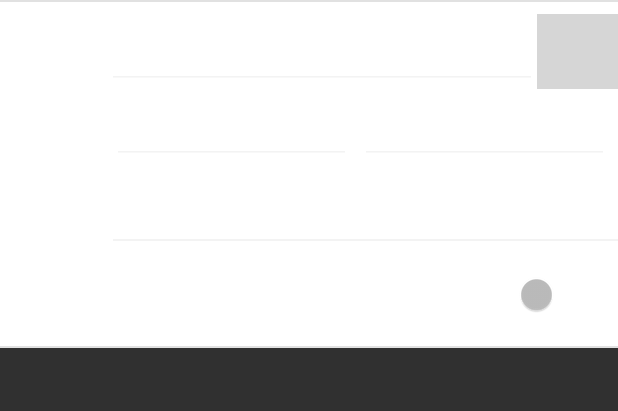
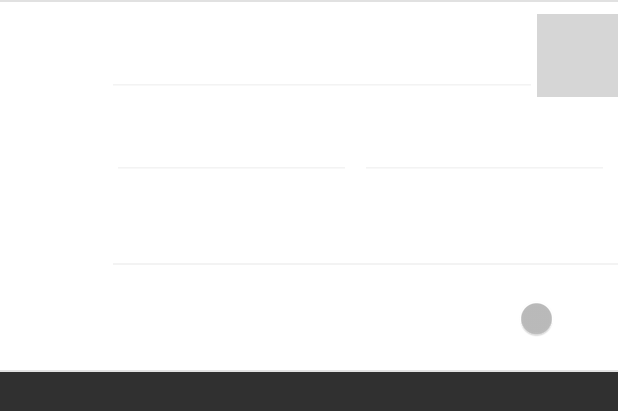
Before and after one commit to Tap-Payments/goSellSDK-AndroidX, an Android app: the layout gosellsdk_viewholder_card_payment_option.xml on its own in the app's theme, with its tools: preview values and no code run, on a phone screen of 412 x 824 dp. Shown: the top 411 px of the screen. Run offline under Robolectric (Android 15) with nearby library versions, the phone set to English and light mode, and no system bars; plain views replace CvvEditText, ExpirationDateEditText; grey boxes are pictures that could not be loaded.

Commit message:
update for ar support

```diff
--- a/library/build.gradle
+++ b/library/build.gradle
@@ -57,7 +57,7 @@ dependencies {
     implementation 'com.squareup.retrofit2:converter-gson:3.0.0'
     implementation 'com.squareup.okhttp3:logging-interceptor:5.1.0'
 
-    implementation 'com.google.android.material:material:1.14.0-alpha03'
+    implementation 'com.google.android.material:material:1.12.0'
     implementation 'androidx.constraintlayout:constraintlayout:2.1.4'
     implementation 'androidx.recyclerview:recyclerview:1.3.2'
     implementation 'androidx.cardview:cardview:1.0.0'
--- a/library/src/main/res/layout/gosellsdk_viewholder_card_payment_option.xml
+++ b/library/src/main/res/layout/gosellsdk_viewholder_card_payment_option.xml
@@ -62,7 +62,7 @@
   <androidx.constraintlayout.widget.ConstraintLayout
       android:id="@+id/cardNumberContainer"
       android:layout_width="0dp"
-      android:layout_height="50dp"
+      android:layout_height="55dp"
       android:layout_marginTop="8dp"
       app:layout_constraintEnd_toEndOf="parent"
       app:layout_constraintStart_toEndOf="@id/paymentOptionIconsContainer"
@@ -133,7 +133,7 @@
   <androidx.constraintlayout.widget.ConstraintLayout
       android:id="@+id/expirationDateAndCVVContainer"
       android:layout_width="0dp"
-      android:layout_height="50dp"
+      android:layout_height="55dp"
       app:layout_constraintTop_toBottomOf="@id/cardNumberContainer"
       app:layout_constraintStart_toEndOf="@id/paymentOptionIconsContainer"
       app:layout_constraintEnd_toEndOf="parent"
@@ -226,7 +226,7 @@
       style="@style/Widget.Design.TextInputLayout"
       android:id="@+id/cardholderNameContainer"
       android:layout_width="0dp"
-      android:layout_height="50dp"
+      android:layout_height="55dp"
       app:layout_constraintStart_toEndOf="@id/paymentOptionIconsContainer"
       app:layout_constraintTop_toBottomOf="@id/expirationDateAndCVVContainer"
       app:layout_constraintEnd_toEndOf="parent"
```
